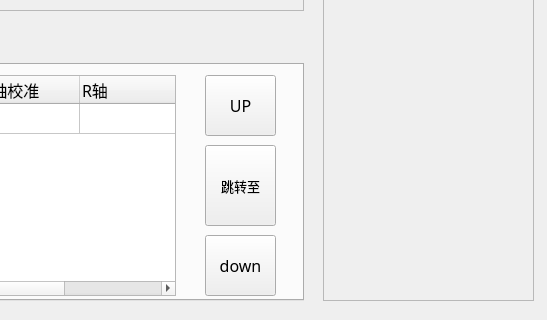
Before: the Qt Designer form A66-app/runstate.ui in Tetraelc/A66_PRO, drawn with Qt 5; both pictures show x 477 to 1024 and y 220 to 540 of the 1024 by 540 pixel window.
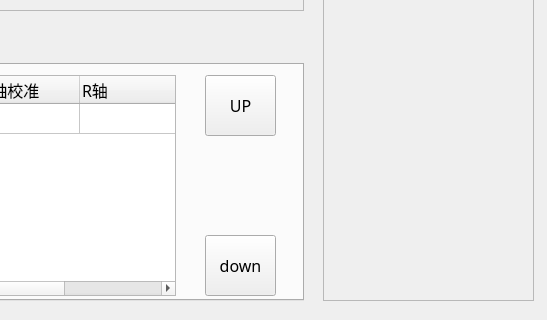
After: the same form once the commit is applied. Icons and pictures are not drawn.

Diff of the .ui file:
```diff
--- a/A66-app/runstate.ui
+++ b/A66-app/runstate.ui
@@ -257,38 +257,6 @@
       <enum>Qt::ToolButtonIconOnly</enum>
      </property>
     </widget>
-    <widget class="QToolButton" name="pushButton_Left_2">
-     <property name="geometry">
-      <rect>
-       <x>660</x>
-       <y>80</y>
-       <width>71</width>
-       <height>81</height>
-      </rect>
-     </property>
-     <property name="font">
-      <font>
-       <family>Sans Serif</family>
-       <pointsize>10</pointsize>
-      </font>
-     </property>
-     <property name="text">
-      <string>跳转至</string>
-     </property>
-     <property name="icon">
-      <iconset resource="A66-appsrc.qrc">
-       <normaloff>:/ico/ICO/P1-LINK.png</normaloff>:/ico/ICO/P1-LINK.png</iconset>
-     </property>
-     <property name="iconSize">
-      <size>
-       <width>36</width>
-       <height>36</height>
-      </size>
-     </property>
-     <property name="toolButtonStyle">
-      <enum>Qt::ToolButtonTextUnderIcon</enum>
-     </property>
-    </widget>
     <widget class="QToolButton" name="pushButton_Left_4">
      <property name="geometry">
       <rect>
```
Left out of the diff: 27 changed lines with no effect on the pictures.
